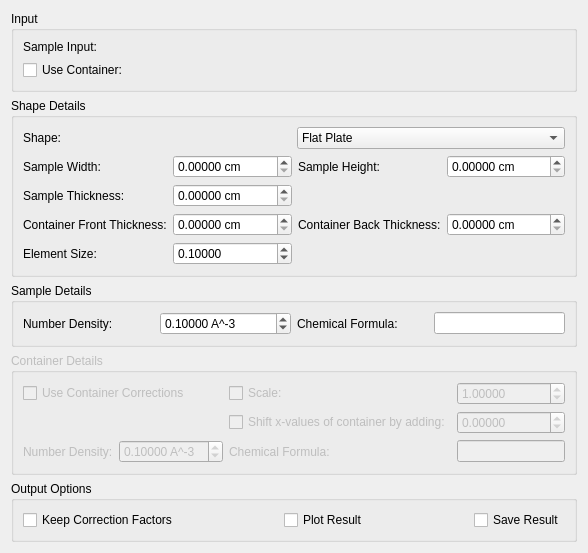
Above: MantidQt/CustomInterfaces/inc/MantidQtCustomInterfaces/Indirect/AbsorptionCorrections.ui from mantidproject/mantid before the change. Below: the same form after it.
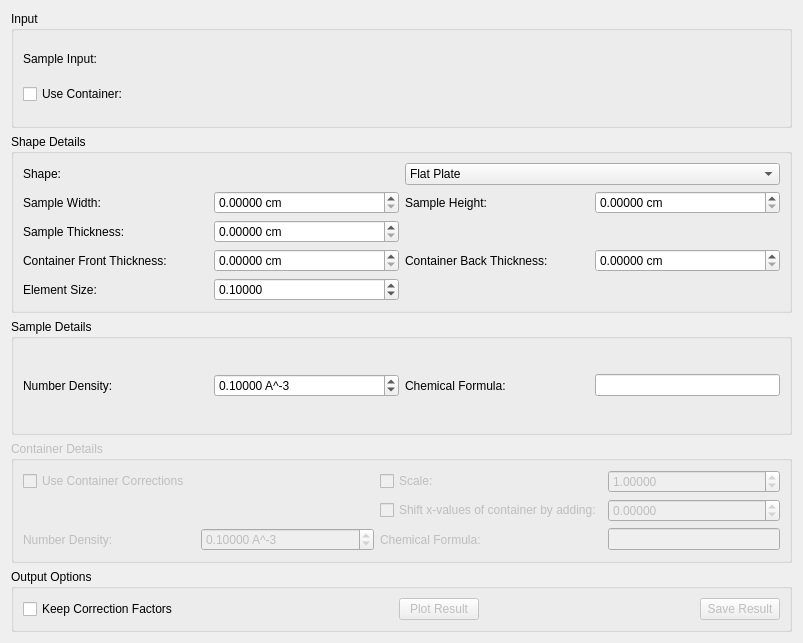
That is the form after the change. Custom widgets are drawn as their Qt base class.

Commit message:
Absorption add plot and save buttons initially disabled
Refs #17021

```diff
--- a/MantidQt/CustomInterfaces/inc/MantidQtCustomInterfaces/Indirect/AbsorptionCorrections.ui
+++ b/MantidQt/CustomInterfaces/inc/MantidQtCustomInterfaces/Indirect/AbsorptionCorrections.ui
@@ -6,8 +6,8 @@
    <rect>
     <x>0</x>
     <y>0</y>
-    <width>587</width>
-    <height>488</height>
+    <width>803</width>
+    <height>643</height>
    </rect>
   </property>
   <property name="windowTitle">
@@ -594,10 +594,13 @@
             <double>0.010000000000000</double>
           </property>
           <property name="minimum">
-            <double>-999.999999</double>
+         <double>-1000.000000000000000</double>
           </property>
           <property name="maximum">
-            <double>999.99999</double>
+         <double>999.999990000000025</double>
+        </property>
+        <property name="singleStep">
+         <double>0.010000000000000</double>
           </property>
           <property name="value">
             <double>0.000000000000000</double>
@@ -654,7 +657,10 @@
        </spacer>
       </item>
       <item>
-       <widget class="QCheckBox" name="ckPlot">
+       <widget class="QPushButton" name="pbPlot">
+        <property name="enabled">
+         <bool>false</bool>
+        </property>
         <property name="text">
          <string>Plot Result</string>
         </property>
@@ -674,7 +680,10 @@
        </spacer>
       </item>
       <item>
-       <widget class="QCheckBox" name="ckSave">
+       <widget class="QPushButton" name="pbSave">
+        <property name="enabled">
+         <bool>false</bool>
+        </property>
         <property name="text">
          <string>Save Result</string>
         </property>
```
Left out of the diff: 7 changed lines with no effect on the pictures. Lines whose indentation alone changed are shown as unchanged.
